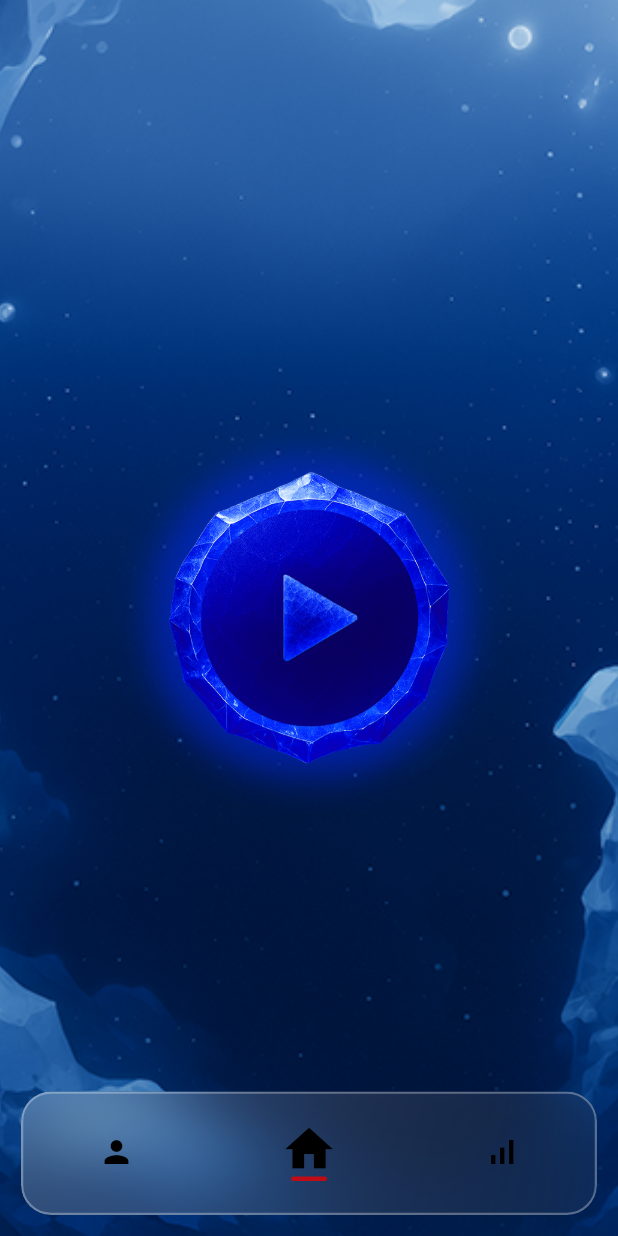
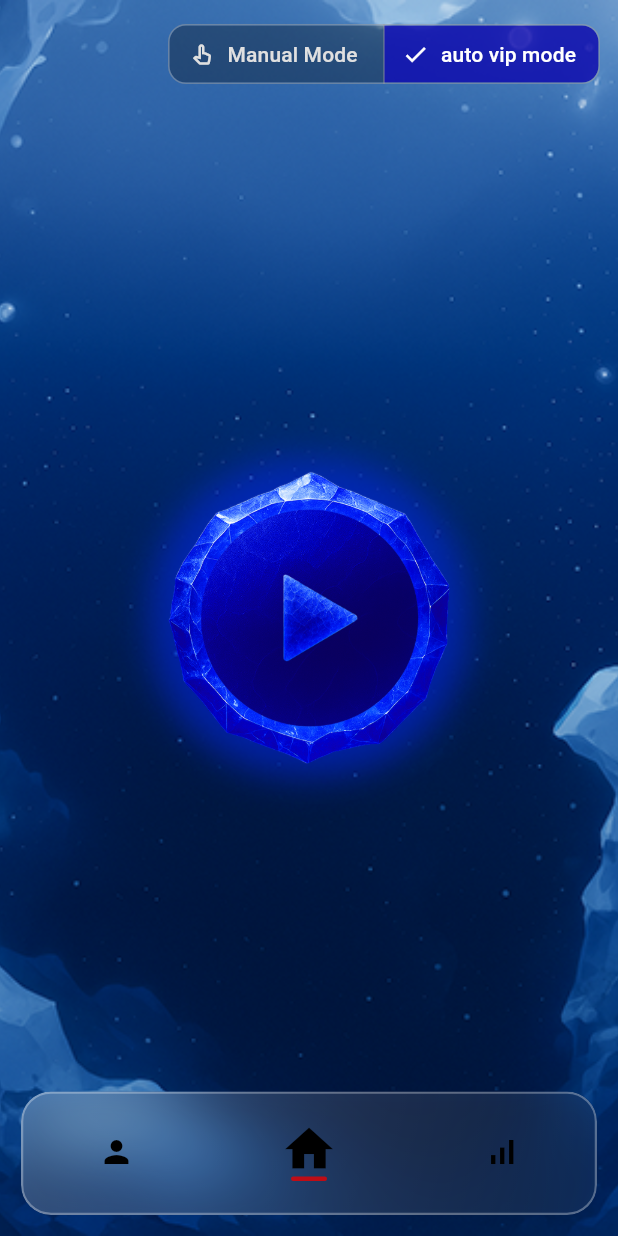
Before and after one commit to MatinXastan/crystal-Vpn, a Flutter app: the screen it shows after launch, on a phone screen of 412 x 824 dp. Run offline on Flutter 3.47's test engine with Material 3 defaults, Android fonts, the light colour scheme and no system bars; drawn by our look-alikes of flutter_animate; our stand-ins replace bloc, dio, flutter_bloc, hive, hive_flutter, lottie; missing offline and left inert: flutter_v2ray; accounts and stored records are empty.

Commit message:
Refactor: navigator

```diff
--- a/lib/main_screen.dart
+++ b/lib/main_screen.dart
@@ -1,16 +1,11 @@
 import 'package:flutter/material.dart';
+import 'package:provider/provider.dart';
 import 'package:vpn/screens/configVpnScreen/config_list_screen.dart';
 import 'package:vpn/screens/home/home_screen.dart';
 import 'package:vpn/screens/profile/profile_screen.dart';
 import 'package:vpn/screens/widgets/btm_nav_item.dart';
 import 'package:vpn/screens/widgets/glass_box.dart';
-
-class BtmNavScreenIndex {
-  BtmNavScreenIndex._();
-  static const home = 0;
-  static const config = 1;
-  static const profile = 2;
-}
+import 'package:vpn/services/nav_provider.dart';
 
 class MainScreen extends StatefulWidget {
   MainScreen({super.key});
@@ -20,9 +15,8 @@ class MainScreen extends StatefulWidget {
 }
 
 class _MainScreenState extends State<MainScreen> {
-  final List<int> _routeHistory = [BtmNavScreenIndex.home];
+  // دیگر به متغیرهای selectedIndex و _routeHistory در اینجا نیازی نیست
 
-  int selectedIndex = BtmNavScreenIndex.home;
   final GlobalKey<NavigatorState> _homeKey = GlobalKey();
   final GlobalKey<NavigatorState> _configKey = GlobalKey();
   final GlobalKey<NavigatorState> _profileKey = GlobalKey();
@@ -33,39 +27,34 @@ class _MainScreenState extends State<MainScreen> {
     BtmNavScreenIndex.profile: _profileKey,
   };
 
-  // map[0] => _homeKey
-  // map[1] => _basketKey
-  // map[2] => _profileKey
-
-  Future<bool> _onWillPop() async {
-    if (map[selectedIndex]!.currentState!.canPop()) {
-      map[selectedIndex]!.currentState!.pop();
-    } else if (_routeHistory.length > 1) {
-      setState(() {
-        _routeHistory.removeLast();
-        selectedIndex = _routeHistory.last;
-      });
+  Future<bool> _onWillPop(NavigationProvider navProvider) async {
+    // از وضعیت داخل provider استفاده می‌کنیم
+    if (map[navProvider.selectedIndex]!.currentState!.canPop()) {
+      map[navProvider.selectedIndex]!.currentState!.pop();
+    } else if (navProvider.routeHistory.length > 1) {
+      // از متد goBack در provider استفاده می‌کنیم
+      navProvider.goBack();
     }
-
     return false;
   }
 
   @override
   Widget build(BuildContext context) {
+    // به نمونه‌ی NavigationProvider دسترسی پیدا می‌کنیم
+    final navProvider = Provider.of<NavigationProvider>(context);
+
     var size = MediaQuery.of(context).size;
     double btmNavHeight = size.height * .1;
+
     return WillPopScope(
-      onWillPop: _onWillPop,
+      onWillPop: () => _onWillPop(navProvider),
       child: Scaffold(
         body: Stack(
           children: [
-            Positioned(
-              top: 0,
-              left: 0,
-              right: 0,
-              bottom: 0,
+            Positioned.fill(
               child: IndexedStack(
-                index: selectedIndex,
+                // از selectedIndex در provider استفاده می‌کنیم
+                index: navProvider.selectedIndex,
                 children: [
                   Navigator(
                     key: _homeKey,
@@ -88,7 +77,6 @@ class _MainScreenState extends State<MainScreen> {
                 ],
               ),
             ),
-            //ui navigator buttom
             Positioned(
               bottom: 0,
               left: 0,
@@ -103,66 +91,32 @@ class _MainScreenState extends State<MainScreen> {
                     children: [
                       BtmNavItem(
                         icon: Icons.person,
+                        // متد provider را برای تغییر تب صدا می‌زنیم
                         ontap: () =>
-                            btmNavOnPressed(index: BtmNavScreenIndex.profile),
-                        isSelected: selectedIndex == BtmNavScreenIndex.profile,
+                            navProvider.changeTab(BtmNavScreenIndex.profile),
+                        isSelected:
+                            navProvider.selectedIndex ==
+                            BtmNavScreenIndex.profile,
                       ),
                       BtmNavItem(
                         icon: Icons.home,
                         ontap: () =>
-                            btmNavOnPressed(index: BtmNavScreenIndex.home),
-                        isSelected: selectedIndex == BtmNavScreenIndex.home,
+                            navProvider.changeTab(BtmNavScreenIndex.home),
+                        isSelected:
+                            navProvider.selectedIndex == BtmNavScreenIndex.home,
                       ),
                       BtmNavItem(
                         icon: Icons.signal_cellular_alt,
                         ontap: () =>
-                            btmNavOnPressed(index: BtmNavScreenIndex.config),
-                        isSelected: selectedIndex == BtmNavScreenIndex.config,
+                            navProvider.changeTab(BtmNavScreenIndex.config),
+                        isSelected:
+                            navProvider.selectedIndex ==
+                            BtmNavScreenIndex.config,
                       ),
-                      /*
-                      BtmNavItem(
-                        iconSvgPath: Assets.svg.home,
-                        /* text: "خانه", */
-                        isActive: selectedIndex == BtmNavScreenIndex.home,
-                        onTap: () =>
-                            btmNavOnPressed(index: BtmNavScreenIndex.home),
-                      ), */
                     ],
                   ),
                 ),
               ),
-              /* Container(
-                height: btmNavHeight,
-                child: Row(
-                  mainAxisAlignment: MainAxisAlignment.spaceAround,
-                  crossAxisAlignment: CrossAxisAlignment.center,
-                  children: [
-                    BtmNavItem(
-                      icon: Icons.person,
-                      ontap: () {},
-                      isSelected: selectedIndex == BtmNavScreenIndex.profile,
-                    ),
-                    BtmNavItem(
-                      icon: Icons.home,
-                      ontap: () {},
-                      isSelected: selectedIndex == BtmNavScreenIndex.home,
-                    ),
-                    BtmNavItem(
-                      icon: Icons.signal_cellular_alt,
-                      ontap: () {},
-                      isSelected: selectedIndex == BtmNavScreenIndex.config,
-                    ),
-                    /*
-                    BtmNavItem(
-                      iconSvgPath: Assets.svg.home,
-                      /* text: "خانه", */
-                      isActive: selectedIndex == BtmNavScreenIndex.home,
-                      onTap: () =>
-                          btmNavOnPressed(index: BtmNavScreenIndex.home),
-                    ), */
-                  ],
-                ),
-              ), */
             ),
           ],
         ),
@@ -170,10 +124,5 @@ class _MainScreenState extends State<MainScreen> {
     );
   }
 
-  btmNavOnPressed({required index}) {
-    setState(() {
-      selectedIndex = index;
-      _routeHistory.add(selectedIndex);
-    });
-  }
+  // دیگر به متد btmNavOnPressed نیازی نیست
 }
--- a/lib/screens/home/bloc/home_state.dart
+++ b/lib/screens/home/bloc/home_state.dart
@@ -4,3 +4,5 @@ part of 'home_bloc.dart';
 sealed class HomeState {}
 
 final class HomeInitial extends HomeState {}
+
+final class StartReciving extends HomeState {}
--- a/lib/screens/home/home_screen.dart
+++ b/lib/screens/home/home_screen.dart
@@ -3,6 +3,7 @@ import 'package:flutter_animate/flutter_animate.dart';
 import 'package:flutter/material.dart';
 import 'package:vpn/gen/assets.gen.dart';
 import 'package:vpn/screens/widgets/connection_button.dart';
+import 'package:vpn/screens/widgets/custom_segmented_button.dart';
 import 'package:vpn/screens/widgets/glass_box.dart';
 
 class HomeScreen extends StatefulWidget {
@@ -18,7 +19,7 @@ class _HomeScreenState extends State<HomeScreen> {
     return SafeArea(
       child: Scaffold(
         extendBody: true,
-        backgroundColor: Colors.blue,
+        backgroundColor: Colors.transparent,
 
         body: Stack(
           children: [
@@ -27,6 +28,8 @@ class _HomeScreenState extends State<HomeScreen> {
             ),
             //TODO: add connection button
             Center(child: ConnectButton()),
+
+            Positioned(right: 12, top: 12, child: MySegmentedButton()),
           ],
         ),
       ),
--- /dev/null
+++ b/lib/screens/widgets/custom_segmented_button.dart
@@ -0,0 +1,71 @@
+import 'package:flutter/material.dart';
+import 'package:provider/provider.dart';
+import 'package:vpn/services/nav_provider.dart'; // و کلاس Provider را
+
+enum ConnectionMode { manual, advancedAuto }
+
+class MySegmentedButton extends StatefulWidget {
+  const MySegmentedButton({super.key});
+
+  @override
+  State<MySegmentedButton> createState() => _MySegmentedButtonState();
+}
+
+class _MySegmentedButtonState extends State<MySegmentedButton> {
+  ConnectionMode selectedMode = ConnectionMode.advancedAuto;
+
+  @override
+  Widget build(BuildContext context) {
+    return SegmentedButton<ConnectionMode>(
+      segments: const <ButtonSegment<ConnectionMode>>[
+        ButtonSegment<ConnectionMode>(
+          value: ConnectionMode.manual,
+          label: Text('Manual Mode'),
+          icon: Icon(Icons.pan_tool_alt_outlined),
+        ),
+        ButtonSegment<ConnectionMode>(
+          value: ConnectionMode.advancedAuto,
+          label: Text('auto vip mode'),
+          icon: Icon(Icons.auto_awesome),
+        ),
+      ],
+      selected: <ConnectionMode>{selectedMode},
+      onSelectionChanged: (Set<ConnectionMode> newSelection) {
+        setState(() {
+          selectedMode = newSelection.first;
+        });
+
+        if (newSelection.first == ConnectionMode.manual) {
+          // *** این همان خطی است که شما می‌خواستید ***
+          // به provider دسترسی پیدا کرده و درخواست تغییر تب را ارسال می‌کنیم
+          // listen: false مهم است چون نمی‌خواهیم این ویجت بازسازی شود
+          Provider.of<NavigationProvider>(
+            context,
+            listen: false,
+          ).changeTab(BtmNavScreenIndex.config);
+        }
+      },
+      // استایل شما بدون تغییر باقی می‌ماند
+      style: ButtonStyle(
+        backgroundColor: WidgetStateProperty.resolveWith<Color>((states) {
+          if (states.contains(WidgetState.selected)) {
+            return const Color.fromARGB(255, 12, 6, 173).withOpacity(0.8);
+          }
+          return Colors.black.withOpacity(0.3);
+        }),
+        foregroundColor: WidgetStateProperty.resolveWith<Color>((states) {
+          if (states.contains(MaterialState.selected)) {
+            return Colors.white;
+          }
+          return Colors.grey.shade300;
+        }),
+        side: WidgetStateProperty.all<BorderSide>(
+          BorderSide(color: Colors.grey.withOpacity(0.5), width: 1.0),
+        ),
+        shape: WidgetStateProperty.all<RoundedRectangleBorder>(
+          RoundedRectangleBorder(borderRadius: BorderRadius.circular(12.0)),
+        ),
+      ),
+    );
+  }
+}
--- /dev/null
+++ b/lib/services/nav_provider.dart
@@ -0,0 +1,39 @@
+import 'package:flutter/material.dart';
+
+// کلاس ایندکس‌ها را برای دسترسی آسان اینجا می‌آوریم
+class BtmNavScreenIndex {
+  BtmNavScreenIndex._();
+  static const home = 0;
+  static const config = 1;
+  static const profile = 2;
+}
+
+class NavigationProvider extends ChangeNotifier {
+  // این متغیرها از MainScreen به اینجا منتقل شدند
+  int _selectedIndex = BtmNavScreenIndex.home;
+  final List<int> _routeHistory = [BtmNavScreenIndex.home];
+
+  // Getterها برای دسترسی به متغیرهای خصوصی
+  int get selectedIndex => _selectedIndex;
+  List<int> get routeHistory => _routeHistory;
+
+  // متدی برای تغییر تب
+  void changeTab(int index) {
+    _selectedIndex = index;
+    // اگر کاربر روی همان تب قبلی کلیک کرد، آن را دوباره به تاریخچه اضافه نکن
+    if (_routeHistory.last != index) {
+      _routeHistory.add(index);
+    }
+    // به همه ویجت‌هایی که گوش می‌دهند اطلاع بده که وضعیت تغییر کرده است
+    notifyListeners();
+  }
+
+  // متدی برای مدیریت دکمه بازگشت
+  void goBack() {
+    if (_routeHistory.length > 1) {
+      _routeHistory.removeLast();
+      _selectedIndex = _routeHistory.last;
+      notifyListeners();
+    }
+  }
+}
```
Also changed, not shown: lib/main.dart (+11 -2 lines), lib/screens/home/bloc/home_bloc.dart (+68 -5 lines), lib/services/v2ray_services.dart (+21 -3 lines).
